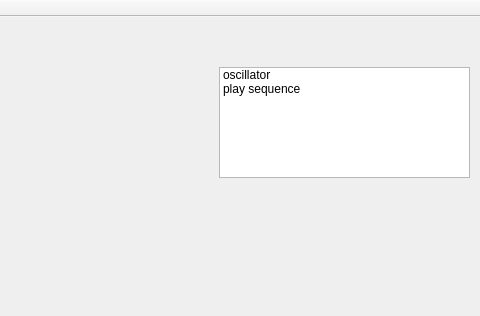
Before: the Qt Designer form modules/rt_server/demo/template_QT4_interface/guiinterface.ui in OpenRTDynamics/ORTD, drawn with Qt 5; both pictures show x 261 to 741 and y 0 to 316 of the 838 by 316 pixel window.
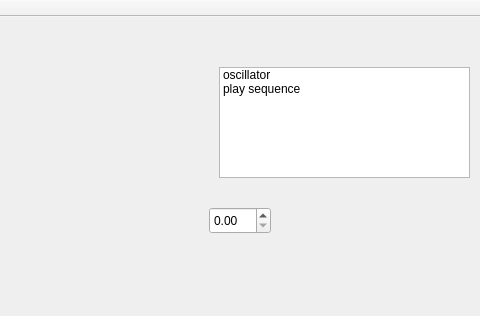
After: the same form once the commit is applied. Custom widgets are drawn as their Qt base class.

```diff
--- a/modules/rt_server/demo/template_QT4_interface/guiinterface.ui
+++ b/modules/rt_server/demo/template_QT4_interface/guiinterface.ui
@@ -63,6 +63,22 @@
      </property>
     </item>
    </widget>
+   <widget class="QDoubleSpinBox" name="doubleSpinBox">
+    <property name="geometry">
+     <rect>
+      <x>470</x>
+      <y>190</y>
+      <width>62</width>
+      <height>27</height>
+     </rect>
+    </property>
+    <property name="maximum">
+     <double>300.000000000000000</double>
+    </property>
+    <property name="singleStep">
+     <double>50.000000000000000</double>
+    </property>
+   </widget>
   </widget>
   <widget class="QMenuBar" name="menuBar">
    <property name="geometry">
```
